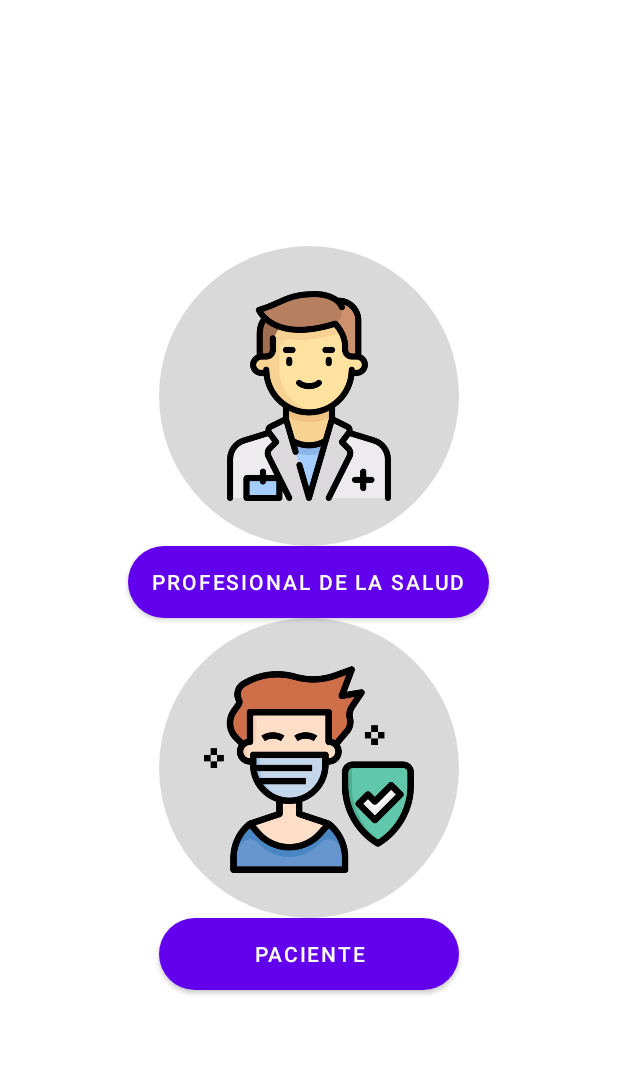
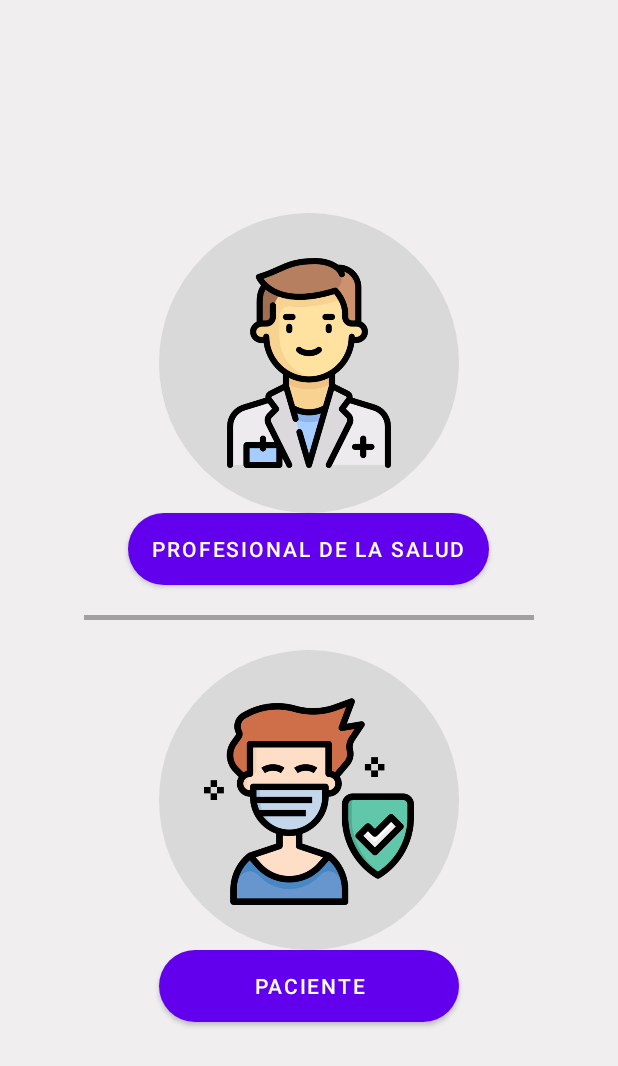
Before and after one commit to Desarrollo-de-Soluciones-IoT/Mobile-Aplication, an Android app: the layout activity_user_selection.xml on its own in the app's theme, with its tools: preview values and no code run, on a phone screen of 412 x 824 dp. Shown: the top 1066 px of the screen. Run offline under Robolectric (Android 15) with nearby library versions, the phone set to English and light mode, and no system bars.

Commit message:
Add line separator and background color

```diff
--- a/app/src/main/res/layout/activity_user_selection.xml
+++ b/app/src/main/res/layout/activity_user_selection.xml
@@ -3,7 +3,8 @@
     android:layout_width="match_parent"
     android:layout_height="match_parent"
     android:orientation="vertical"
-    android:gravity="center">
+    android:gravity="center"
+    android:background="#F0EEEE">
 
         <ImageView
             android:layout_width="200dp"
@@ -18,6 +19,13 @@
             android:layout_height="wrap_content"
             android:text="@string/healthcare_professional"
             android:background="@drawable/button_secondary"/>
+
+        <View
+            android:layout_width="300dp"
+            android:layout_height="3dp"
+            android:background="#A1A1A1"
+            android:layout_marginTop="20dp"
+            android:layout_marginBottom="20dp"/>
 
         <ImageView
             android:layout_width="200dp"
```
